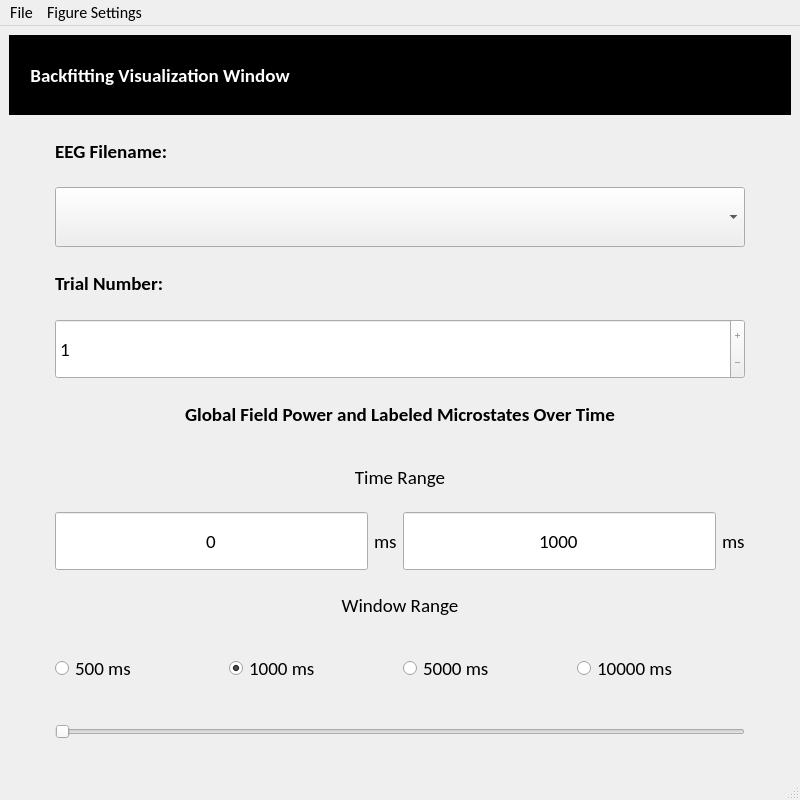
First picture: the form in EEG_COMET/ui/BackfittingVisualizationWindow.ui, repository eeg-comet/eeg-comet, before the edit.
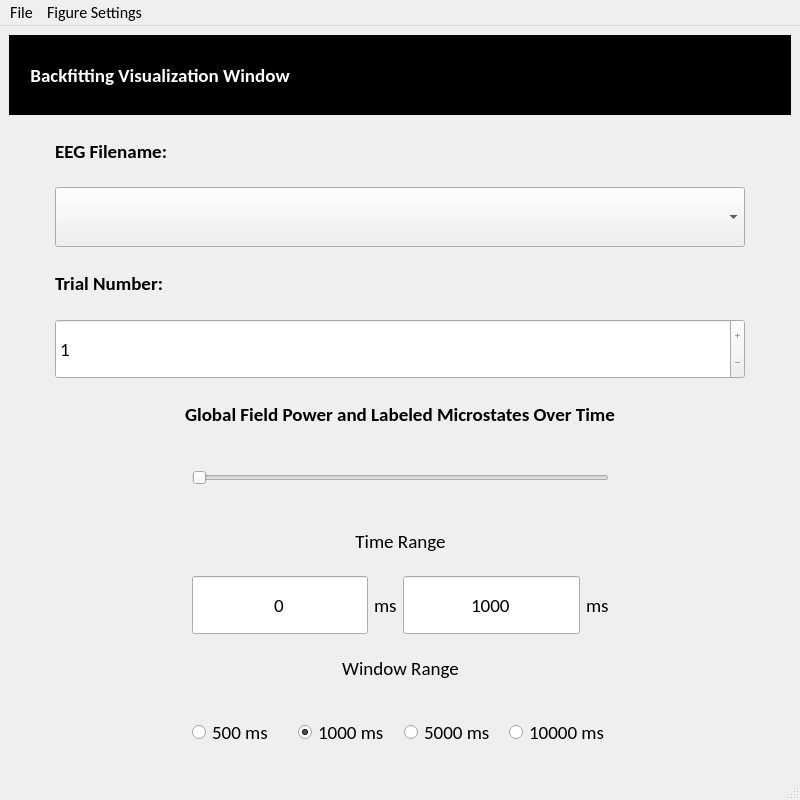
Second picture: the form after the edit.

The edit to the form file:
```diff
--- a/EEG_COMET/ui/BackfittingVisualizationWindow.ui
+++ b/EEG_COMET/ui/BackfittingVisualizationWindow.ui
@@ -314,175 +314,7 @@
     </item>
     <item row="1" column="0">
      <layout class="QGridLayout" name="gridLayout_2">
-      <item row="6" column="1" colspan="4">
-       <widget class="QSlider" name="xlim_slider">
-        <property name="sizePolicy">
-         <sizepolicy hsizetype="Preferred" vsizetype="Preferred">
-          <horstretch>0</horstretch>
-          <verstretch>0</verstretch>
-         </sizepolicy>
-        </property>
-        <property name="minimumSize">
-         <size>
-          <width>0</width>
-          <height>30</height>
-         </size>
-        </property>
-        <property name="maximumSize">
-         <size>
-          <width>16777215</width>
-          <height>60</height>
-         </size>
-        </property>
-        <property name="orientation">
-         <enum>Qt::Horizontal</enum>
-        </property>
-       </widget>
-      </item>
-      <item row="4" column="1" colspan="4">
-       <widget class="QLabel" name="window_label">
-        <property name="sizePolicy">
-         <sizepolicy hsizetype="Preferred" vsizetype="Preferred">
-          <horstretch>0</horstretch>
-          <verstretch>0</verstretch>
-         </sizepolicy>
-        </property>
-        <property name="minimumSize">
-         <size>
-          <width>0</width>
-          <height>30</height>
-         </size>
-        </property>
-        <property name="maximumSize">
-         <size>
-          <width>16777215</width>
-          <height>60</height>
-         </size>
-        </property>
-        <property name="text">
-         <string>Window Range</string>
-        </property>
-        <property name="alignment">
-         <set>Qt::AlignCenter</set>
-        </property>
-       </widget>
-      </item>
-      <item row="3" column="3">
-       <widget class="QLineEdit" name="xlim_max_input">
-        <property name="sizePolicy">
-         <sizepolicy hsizetype="Preferred" vsizetype="Preferred">
-          <horstretch>0</horstretch>
-          <verstretch>0</verstretch>
-         </sizepolicy>
-        </property>
-        <property name="minimumSize">
-         <size>
-          <width>0</width>
-          <height>30</height>
-         </size>
-        </property>
-        <property name="maximumSize">
-         <size>
-          <width>16777215</width>
-          <height>60</height>
-         </size>
-        </property>
-        <property name="text">
-         <string>1000</string>
-        </property>
-        <property name="alignment">
-         <set>Qt::AlignCenter</set>
-        </property>
-        <property name="readOnly">
-         <bool>true</bool>
-        </property>
-       </widget>
-      </item>
-      <item row="3" column="1">
-       <widget class="QLineEdit" name="xlim_min_input">
-        <property name="sizePolicy">
-         <sizepolicy hsizetype="Preferred" vsizetype="Preferred">
-          <horstretch>0</horstretch>
-          <verstretch>0</verstretch>
-         </sizepolicy>
-        </property>
-        <property name="minimumSize">
-         <size>
-          <width>0</width>
-          <height>30</height>
-         </size>
-        </property>
-        <property name="maximumSize">
-         <size>
-          <width>16777215</width>
-          <height>60</height>
-         </size>
-        </property>
-        <property name="text">
-         <string>0</string>
-        </property>
-        <property name="alignment">
-         <set>Qt::AlignCenter</set>
-        </property>
-        <property name="readOnly">
-         <bool>true</bool>
-        </property>
-       </widget>
-      </item>
-      <item row="3" column="4">
-       <widget class="QLabel" name="ms_label_2">
-        <property name="sizePolicy">
-         <sizepolicy hsizetype="Maximum" vsizetype="Preferred">
-          <horstretch>0</horstretch>
-          <verstretch>0</verstretch>
-         </sizepolicy>
-        </property>
-        <property name="minimumSize">
-         <size>
-          <width>0</width>
-          <height>30</height>
-         </size>
-        </property>
-        <property name="maximumSize">
-         <size>
-          <width>16777215</width>
-          <height>60</height>
-         </size>
-        </property>
-        <property name="text">
-         <string>ms</string>
-        </property>
-       </widget>
-      </item>
-      <item row="2" column="1" colspan="4">
-       <widget class="QLabel" name="time_label">
-        <property name="sizePolicy">
-         <sizepolicy hsizetype="Preferred" vsizetype="Preferred">
-          <horstretch>0</horstretch>
-          <verstretch>0</verstretch>
-         </sizepolicy>
-        </property>
-        <property name="minimumSize">
-         <size>
-          <width>0</width>
-          <height>30</height>
-         </size>
-        </property>
-        <property name="maximumSize">
-         <size>
-          <width>16777215</width>
-          <height>60</height>
-         </size>
-        </property>
-        <property name="text">
-         <string>Time Range</string>
-        </property>
-        <property name="alignment">
-         <set>Qt::AlignCenter</set>
-        </property>
-       </widget>
-      </item>
-      <item row="3" column="2">
+      <item row="4" column="2">
        <widget class="QLabel" name="ms_label">
         <property name="sizePolicy">
          <sizepolicy hsizetype="Maximum" vsizetype="Preferred">
@@ -507,7 +339,7 @@
         </property>
        </widget>
       </item>
-      <item row="5" column="1" colspan="4">
+      <item row="6" column="1" colspan="4">
        <layout class="QHBoxLayout" name="horizontalLayout">
         <item>
          <widget class="QRadioButton" name="win500_radio">
@@ -626,165 +458,8 @@
         </item>
        </layout>
       </item>
-      <item row="2" column="5">
-       <spacer name="HSpacer">
-        <property name="orientation">
-         <enum>Qt::Horizontal</enum>
-        </property>
-        <property name="sizeType">
-         <enum>QSizePolicy::Maximum</enum>
-        </property>
-        <property name="sizeHint" stdset="0">
-         <size>
-          <width>40</width>
-          <height>20</height>
-         </size>
-        </property>
-       </spacer>
-      </item>
-      <item row="3" column="5">
-       <spacer name="HSpacer_2">
-        <property name="orientation">
-         <enum>Qt::Horizontal</enum>
-        </property>
-        <property name="sizeType">
-         <enum>QSizePolicy::Maximum</enum>
-        </property>
-        <property name="sizeHint" stdset="0">
-         <size>
-          <width>40</width>
-          <height>20</height>
-         </size>
-        </property>
-       </spacer>
-      </item>
-      <item row="5" column="5">
-       <spacer name="HSpacer_4">
-        <property name="orientation">
-         <enum>Qt::Horizontal</enum>
-        </property>
-        <property name="sizeType">
-         <enum>QSizePolicy::Maximum</enum>
-        </property>
-        <property name="sizeHint" stdset="0">
-         <size>
-          <width>40</width>
-          <height>20</height>
-         </size>
-        </property>
-       </spacer>
-      </item>
-      <item row="6" column="5">
-       <spacer name="HSpacer_5">
-        <property name="orientation">
-         <enum>Qt::Horizontal</enum>
-        </property>
-        <property name="sizeType">
-         <enum>QSizePolicy::Maximum</enum>
-        </property>
-        <property name="sizeHint" stdset="0">
-         <size>
-          <width>40</width>
-          <height>20</height>
-         </size>
-        </property>
-       </spacer>
-      </item>
-      <item row="4" column="5">
-       <spacer name="HSpacer_3">
-        <property name="orientation">
-         <enum>Qt::Horizontal</enum>
-        </property>
-        <property name="sizeType">
-         <enum>QSizePolicy::Maximum</enum>
-        </property>
-        <property name="sizeHint" stdset="0">
-         <size>
-          <width>40</width>
-          <height>20</height>
-         </size>
-        </property>
-       </spacer>
-      </item>
-      <item row="2" column="0">
-       <spacer name="HSpacer_6">
-        <property name="orientation">
-         <enum>Qt::Horizontal</enum>
-        </property>
-        <property name="sizeType">
-         <enum>QSizePolicy::Maximum</enum>
-        </property>
-        <property name="sizeHint" stdset="0">
-         <size>
-          <width>40</width>
-          <height>20</height>
-         </size>
-        </property>
-       </spacer>
-      </item>
-      <item row="3" column="0">
-       <spacer name="HSpacer_7">
-        <property name="orientation">
-         <enum>Qt::Horizontal</enum>
-        </property>
-        <property name="sizeType">
-         <enum>QSizePolicy::Maximum</enum>
-        </property>
-        <property name="sizeHint" stdset="0">
-         <size>
-          <width>40</width>
-          <height>20</height>
-         </size>
-        </property>
-       </spacer>
-      </item>
-      <item row="4" column="0">
-       <spacer name="HSpacer_8">
-        <property name="orientation">
-         <enum>Qt::Horizontal</enum>
-        </property>
-        <property name="sizeType">
-         <enum>QSizePolicy::Maximum</enum>
-        </property>
-        <property name="sizeHint" stdset="0">
-         <size>
-          <width>40</width>
-          <height>20</height>
-         </size>
-        </property>
-       </spacer>
-      </item>
-      <item row="5" column="0">
-       <spacer name="HSpacer_9">
-        <property name="orientation">
-         <enum>Qt::Horizontal</enum>
-        </property>
-        <property name="sizeType">
-         <enum>QSizePolicy::Maximum</enum>
-        </property>
-        <property name="sizeHint" stdset="0">
-         <size>
-          <width>40</width>
-          <height>20</height>
-         </size>
-        </property>
-       </spacer>
-      </item>
-      <item row="6" column="0">
-       <spacer name="HSpacer_10">
-        <property name="orientation">
-         <enum>Qt::Horizontal</enum>
-        </property>
-        <property name="sizeType">
-         <enum>QSizePolicy::Maximum</enum>
-        </property>
-        <property name="sizeHint" stdset="0">
-         <size>
-          <width>40</width>
-          <height>20</height>
-         </size>
-        </property>
-       </spacer>
+      <item row="1" column="0" colspan="6">
+       <layout class="QVBoxLayout" name="Figure_Layout"/>
       </item>
       <item row="0" column="0" colspan="6">
        <widget class="QLabel" name="microstate_label">
@@ -821,8 +496,205 @@
         </property>
        </widget>
       </item>
-      <item row="1" column="0" colspan="6">
-       <layout class="QVBoxLayout" name="Figure_Layout"/>
+      <item row="4" column="4">
+       <widget class="QLabel" name="ms_label_2">
+        <property name="sizePolicy">
+         <sizepolicy hsizetype="Maximum" vsizetype="Preferred">
+          <horstretch>0</horstretch>
+          <verstretch>0</verstretch>
+         </sizepolicy>
+        </property>
+        <property name="minimumSize">
+         <size>
+          <width>0</width>
+          <height>30</height>
+         </size>
+        </property>
+        <property name="maximumSize">
+         <size>
+          <width>16777215</width>
+          <height>60</height>
+         </size>
+        </property>
+        <property name="text">
+         <string>ms</string>
+        </property>
+       </widget>
+      </item>
+      <item row="5" column="1" colspan="4">
+       <widget class="QLabel" name="window_label">
+        <property name="sizePolicy">
+         <sizepolicy hsizetype="Preferred" vsizetype="Preferred">
+          <horstretch>0</horstretch>
+          <verstretch>0</verstretch>
+         </sizepolicy>
+        </property>
+        <property name="minimumSize">
+         <size>
+          <width>0</width>
+          <height>30</height>
+         </size>
+        </property>
+        <property name="maximumSize">
+         <size>
+          <width>16777215</width>
+          <height>60</height>
+         </size>
+        </property>
+        <property name="text">
+         <string>Window Range</string>
+        </property>
+        <property name="alignment">
+         <set>Qt::AlignCenter</set>
+        </property>
+       </widget>
+      </item>
+      <item row="4" column="1">
+       <widget class="QLineEdit" name="xlim_min_input">
+        <property name="sizePolicy">
+         <sizepolicy hsizetype="Preferred" vsizetype="Preferred">
+          <horstretch>0</horstretch>
+          <verstretch>0</verstretch>
+         </sizepolicy>
+        </property>
+        <property name="minimumSize">
+         <size>
+          <width>0</width>
+          <height>30</height>
+         </size>
+        </property>
+        <property name="maximumSize">
+         <size>
+          <width>16777215</width>
+          <height>60</height>
+         </size>
+        </property>
+        <property name="text">
+         <string>0</string>
+        </property>
+        <property name="alignment">
+         <set>Qt::AlignCenter</set>
+        </property>
+        <property name="readOnly">
+         <bool>true</bool>
+        </property>
+       </widget>
+      </item>
+      <item row="4" column="3">
+       <widget class="QLineEdit" name="xlim_max_input">
+        <property name="sizePolicy">
+         <sizepolicy hsizetype="Preferred" vsizetype="Preferred">
+          <horstretch>0</horstretch>
+          <verstretch>0</verstretch>
+         </sizepolicy>
+        </property>
+        <property name="minimumSize">
+         <size>
+          <width>0</width>
+          <height>30</height>
+         </size>
+        </property>
+        <property name="maximumSize">
+         <size>
+          <width>16777215</width>
+          <height>60</height>
+         </size>
+        </property>
+        <property name="text">
+         <string>1000</string>
+        </property>
+        <property name="alignment">
+         <set>Qt::AlignCenter</set>
+        </property>
+        <property name="readOnly">
+         <bool>true</bool>
+        </property>
+       </widget>
+      </item>
+      <item row="3" column="1" colspan="4">
+       <widget class="QLabel" name="time_label">
+        <property name="sizePolicy">
+         <sizepolicy hsizetype="Preferred" vsizetype="Preferred">
+          <horstretch>0</horstretch>
+          <verstretch>0</verstretch>
+         </sizepolicy>
+        </property>
+        <property name="minimumSize">
+         <size>
+          <width>0</width>
+          <height>30</height>
+         </size>
+        </property>
+        <property name="maximumSize">
+         <size>
+          <width>16777215</width>
+          <height>60</height>
+         </size>
+        </property>
+        <property name="text">
+         <string>Time Range</string>
+        </property>
+        <property name="alignment">
+         <set>Qt::AlignCenter</set>
+        </property>
+       </widget>
+      </item>
+      <item row="2" column="0" rowspan="5">
+       <spacer name="HSpacer">
+        <property name="orientation">
+         <enum>Qt::Horizontal</enum>
+        </property>
+        <property name="sizeType">
+         <enum>QSizePolicy::Maximum</enum>
+        </property>
+        <property name="sizeHint" stdset="0">
+         <size>
+          <width>40</width>
+          <height>20</height>
+         </size>
+        </property>
+       </spacer>
+      </item>
+      <item row="2" column="5" rowspan="5">
+       <spacer name="HSpacer_2">
+        <property name="orientation">
+         <enum>Qt::Horizontal</enum>
+        </property>
+        <property name="sizeType">
+         <enum>QSizePolicy::Maximum</enum>
+        </property>
+        <property name="sizeHint" stdset="0">
+         <size>
+          <width>40</width>
+          <height>20</height>
+         </size>
+        </property>
+       </spacer>
+      </item>
+      <item row="2" column="1" colspan="4">
+       <widget class="QSlider" name="xlim_slider">
+        <property name="sizePolicy">
+         <sizepolicy hsizetype="Preferred" vsizetype="Preferred">
+          <horstretch>0</horstretch>
+          <verstretch>0</verstretch>
+         </sizepolicy>
+        </property>
+        <property name="minimumSize">
+         <size>
+          <width>0</width>
+          <height>30</height>
+         </size>
+        </property>
+        <property name="maximumSize">
+         <size>
+          <width>16777215</width>
+          <height>60</height>
+         </size>
+        </property>
+        <property name="orientation">
+         <enum>Qt::Horizontal</enum>
+        </property>
+       </widget>
       </item>
      </layout>
     </item>
```
